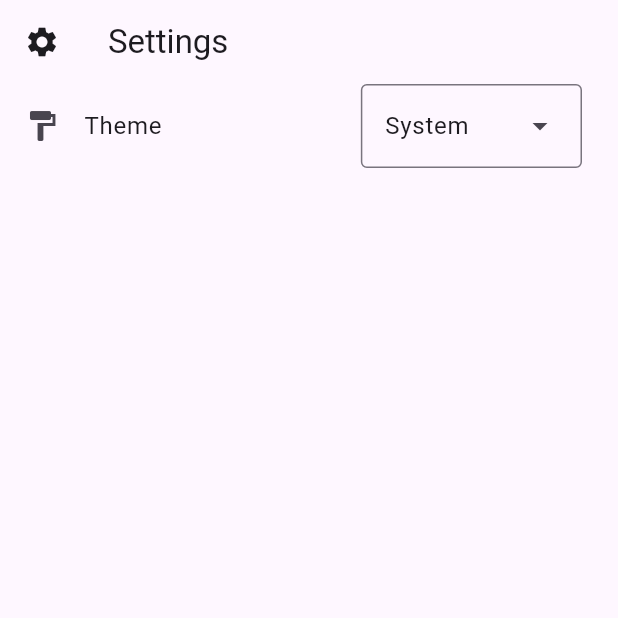
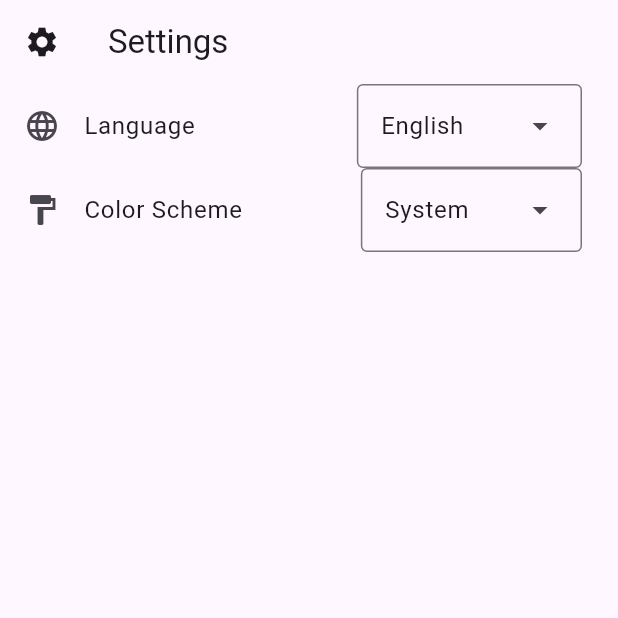
Before and after one commit to 30350n/likertshift, a Flutter app: the SettingsScreen screen opened directly, on a phone screen of 412 x 824 dp, the top half of it. Run offline on Flutter 3.47's test engine with Material 3 defaults, Android fonts, the phone set to English and light mode, and no system bars; our stand-ins replace adaptive_theme, flutter_blue_plus, flutter_form_builder, flutter_map, flutter_translate, form_builder_validators and 3 more; missing offline and left inert: flutter_map_compass, record; statements that could not run were skipped.

Commit message:
Translate app to german

```diff
--- a/app/lib/recording.dart
+++ b/app/lib/recording.dart
@@ -13,9 +13,9 @@ import "package:likertshift/screens/routes.dart";
 import "package:likertshift/util.dart";
 
 enum RecordingMethod {
-  device(description: "Feedbike Device"),
-  audio(description: "Audio"),
-  mapping(description: "Manual Mapping");
+  device(description: "routes.recordings.options.method.01_device"),
+  audio(description: "routes.recordings.options.method.02_audio"),
+  mapping(description: "routes.recordings.options.method.03_manual");
 
   final String description;
 
@@ -27,7 +27,7 @@ class Recording {
   final RecordingMethod method;
   final Route? routePreset;
 
-  String get name => "rec-${shortHash(startTime)}-${method.name}-${routePreset?.id ?? "none"}";
+  String get name => "rec-${shortHash(startTime)}-${method.name}-${routePreset?.id ?? "null"}";
 
   final List<(LatLng, Duration, dynamic)> _points = [];
   List<(LatLng, Duration, dynamic)> get points => List.unmodifiable(_points);
--- a/app/lib/screens/settings.dart
+++ b/app/lib/screens/settings.dart
@@ -1,9 +1,9 @@
 import "package:flutter/material.dart";
+import "package:flutter_translate/flutter_translate.dart";
 
 import "package:adaptive_theme/adaptive_theme.dart";
 
 import "package:likertshift/system_navigation_bar.dart";
-import "package:likertshift/util.dart";
 
 class SettingsScreen extends StatelessWidget {
   const SettingsScreen({super.key});
@@ -11,18 +11,45 @@ class SettingsScreen extends StatelessWidget {
   @override
   Widget build(BuildContext context) {
     final adaptiveTheme = AdaptiveTheme.of(context);
+    final localization = LocalizedApp.of(context).delegate;
 
     return Scaffold(
-      appBar: AppBar(leading: const Icon(Icons.settings), title: const Text("Settings")),
+      appBar:
+          AppBar(leading: const Icon(Icons.settings), title: Text(translate("settings.title"))),
       body: ListView(
         children: [
           ListTile(
-            title: const Text("Theme"),
+            title: Text(translate("settings.language")),
+            leading: const Icon(Icons.language),
+            trailing: DropdownMenu<String>(
+              initialSelection: localization.currentLocale.languageCode,
+              dropdownMenuEntries: localization.supportedLocales
+                  .map(
+                    (locale) => DropdownMenuEntry(
+                      value: locale.languageCode,
+                      label: translate("settings.languages.${locale.languageCode}"),
+                    ),
+                  )
+                  .toList(),
+              onSelected: (language) async {
+                if (language != null) {
+                  await changeLocale(context, language);
+                }
+              },
+            ),
+          ),
+          ListTile(
+            title: Text(translate("settings.color_scheme")),
             leading: const Icon(Icons.format_paint),
             trailing: DropdownMenu<AdaptiveThemeMode>(
               initialSelection: adaptiveTheme.mode,
               dropdownMenuEntries: AdaptiveThemeMode.values
-                  .map((mode) => DropdownMenuEntry(value: mode, label: mode.name.capitalize()))
+                  .map(
+                    (mode) => DropdownMenuEntry(
+                      value: mode,
+                      label: translate("settings.color_schemes.${mode.name}"),
+                    ),
+                  )
                   .toList(),
               onSelected: (theme) {
                 if (theme != null) {
--- a/app/pubspec.yaml
+++ b/app/pubspec.yaml
@@ -10,12 +10,15 @@ environment:
 dependencies:
   flutter:
     sdk: flutter
+  flutter_localizations:
+    sdk: flutter
 
   adaptive_theme: ^3.6.0
   flutter_blue_plus: ^1.33.6
   flutter_form_builder: ^9.3.0
   flutter_map: ^7.0.2
   flutter_map_compass: ^1.1.0
+  flutter_translate: ^4.1.0
   form_builder_validators: ^11.0.0
   geolocator: ^13.0.1
   latlong2: ^0.9.1
@@ -33,4 +36,5 @@ flutter:
   uses-material-design: true
 
   assets:
+    - assets/locales/
     - assets/routes/
```
Also changed, not shown: app/assets/locales/de.json (added, +67 -0 lines), app/assets/locales/en.json (added, +67 -0 lines), app/lib/home.dart (+10 -6 lines), app/lib/main.dart (+26 -2 lines), app/lib/screens/devices.dart (+32 -9 lines), app/lib/screens/map.dart (+22 -21 lines), app/lib/screens/routes.dart (+21 -10 lines), app/pubspec.lock.
